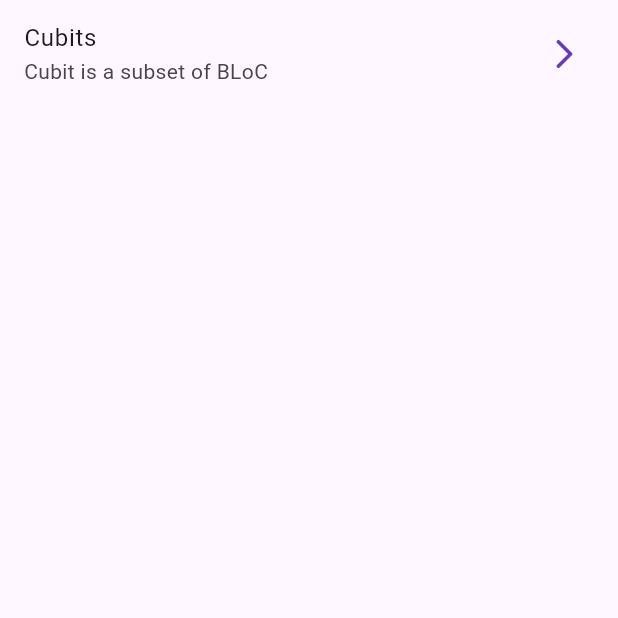
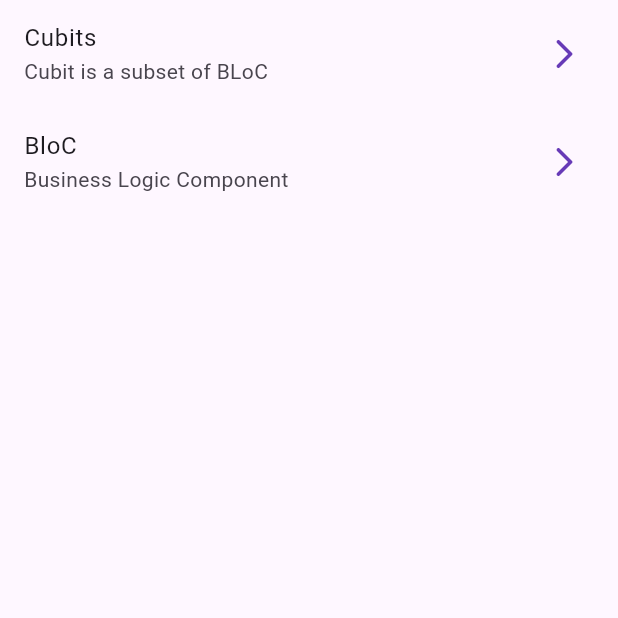
Before and after one commit to josemlegal/forms_app, a Flutter app: the screen it shows after launch, on a phone screen of 412 x 824 dp, the top half of it. Run offline on Flutter 3.47's test engine with Material 2 defaults, Android fonts, the phone set to English and light mode, and no system bars; our stand-ins replace equatable, flutter_bloc, go_router.

Commit message:
Add bloc

```diff
--- a/lib/config/router/app_router.dart
+++ b/lib/config/router/app_router.dart
@@ -11,5 +11,9 @@ final appRouter = GoRouter(
       path: '/cubits',
       builder: (context, state) => const CubitCounterScreen(),
     ),
+    GoRoute(
+      path: '/counter-bloc',
+      builder: (context, state) => const BlocCounterScreen(),
+    ),
   ],
 );
--- a/lib/presentation/screens/home_screen.dart
+++ b/lib/presentation/screens/home_screen.dart
@@ -16,6 +16,14 @@ class HomeScreen extends StatelessWidget {
             onTap: () {
               context.push('/cubits');
             },
+          ),
+          ListTile(
+            title: const Text("BloC"),
+            subtitle: const Text("Business Logic Component"),
+            trailing: const Icon(Icons.arrow_forward_ios_rounded),
+            onTap: () {
+              context.push('/counter-bloc');
+            },
           )
         ],
       ),
```
Also changed, not shown: lib/presentation/blocs/counter_bloc/counter_bloc.dart (added, +16 -0 lines), lib/presentation/blocs/counter_bloc/counter_event.dart (added, +10 -0 lines), lib/presentation/blocs/counter_bloc/counter_state.dart (added, +23 -0 lines).
